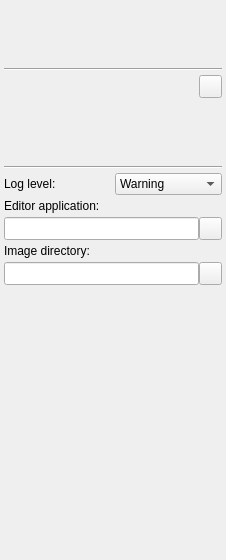
Above: PlusApp/fCal/Toolboxes/ConfigurationToolbox.ui from PlusToolkit/PlusApp before the change. Below: the same form after it.
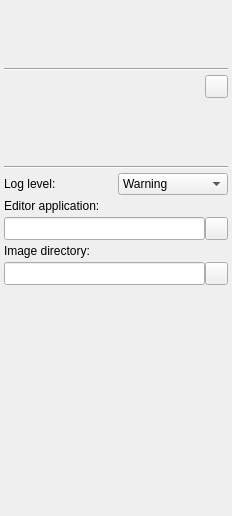
That is the form after the change. Icons and pictures are not drawn.

Commit message: Re #547: FreehandCalibrationToolbox split into TemporalCalibrationToolbox and SpatialCalibrationToolbox; Tab widget replaced with Toolbox; Known issue: warning messages don't show the set color

Patch:
```diff
--- a/PlusApp/fCal/Toolboxes/ConfigurationToolbox.ui
+++ b/PlusApp/fCal/Toolboxes/ConfigurationToolbox.ui
@@ -6,8 +6,8 @@
    <rect>
     <x>0</x>
     <y>0</y>
-    <width>226</width>
-    <height>560</height>
+    <width>232</width>
+    <height>516</height>
    </rect>
   </property>
   <property name="sizePolicy">
@@ -18,13 +18,13 @@
   </property>
   <property name="minimumSize">
    <size>
-    <width>226</width>
-    <height>560</height>
+    <width>232</width>
+    <height>320</height>
    </size>
   </property>
   <property name="maximumSize">
    <size>
-    <width>226</width>
+    <width>232</width>
     <height>16777215</height>
    </size>
   </property>
@@ -373,7 +373,7 @@
      <property name="sizeHint" stdset="0">
       <size>
        <width>20</width>
-       <height>497</height>
+       <height>40</height>
       </size>
      </property>
     </spacer>
```
The commit also changes 18 other files.
